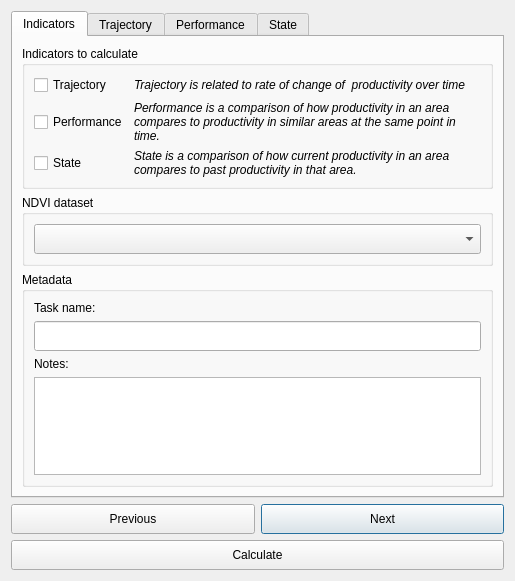
Qt form LDMP/gui/DlgCalculateProd.ui (ConservationInternational/trends.earth) before a commit.
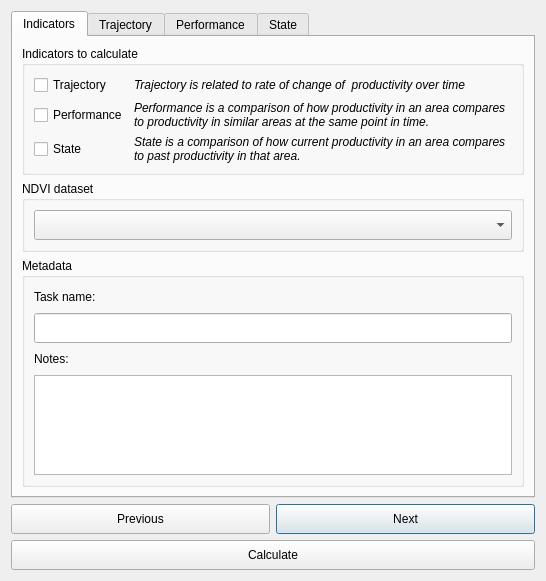
The same form after that commit.

```diff
--- a/LDMP/gui/DlgCalculateProd.ui
+++ b/LDMP/gui/DlgCalculateProd.ui
@@ -6,7 +6,7 @@
    <rect>
     <x>0</x>
     <y>0</y>
-    <width>515</width>
+    <width>546</width>
     <height>581</height>
    </rect>
   </property>
```
